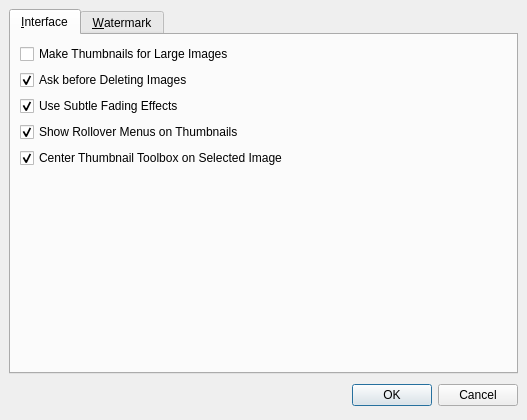
Before: the Qt Designer form trunk/app/optionsdialog.ui in BackupTheBerlios/imagerocket-svn, drawn with Qt 5.
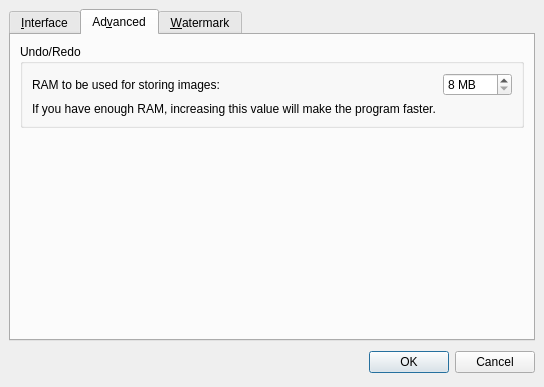
After: the same form once the commit is applied. The open tabs and pages were chosen to show the change.

Commit message: Added image index and total image count to status bar Changed mechanism for swapping out images in memory to check RAM usage, rather than the image count Added control of image RAM usage to the options dialog Rearranged status bar Tweaked the delete confirmation dialog in RocketFilePreviewWidget Cleaned up a little

What changed in the file:
```diff
--- a/trunk/app/optionsdialog.ui
+++ b/trunk/app/optionsdialog.ui
@@ -8,21 +8,21 @@
    <rect>
     <x>0</x>
     <y>0</y>
-    <width>527</width>
-    <height>420</height>
+    <width>544</width>
+    <height>387</height>
    </rect>
   </property>
   <property name="windowTitle" >
    <string>Options</string>
   </property>
-  <layout class="QGridLayout" >
+  <layout class="QVBoxLayout" >
    <property name="margin" >
     <number>9</number>
    </property>
    <property name="spacing" >
     <number>6</number>
    </property>
-   <item row="0" column="0" >
+   <item>
     <widget class="QTabWidget" name="tabWidget" >
      <widget class="QWidget" name="tab" >
       <attribute name="title" >
@@ -97,6 +97,87 @@
        </item>
       </layout>
      </widget>
+     <widget class="QWidget" name="tab_3" >
+      <attribute name="title" >
+       <string>Ad&amp;vanced</string>
+      </attribute>
+      <layout class="QVBoxLayout" >
+       <property name="margin" >
+        <number>9</number>
+       </property>
+       <property name="spacing" >
+        <number>6</number>
+       </property>
+       <item>
+        <widget class="QGroupBox" name="groupBox_4" >
+         <property name="title" >
+          <string>Undo/Redo</string>
+         </property>
+         <layout class="QGridLayout" >
+          <property name="margin" >
+           <number>9</number>
+          </property>
+          <property name="spacing" >
+           <number>6</number>
+          </property>
+          <item row="1" column="0" colspan="3" >
+           <widget class="QLabel" name="label_3" >
+            <property name="text" >
+             <string>If you have enough RAM, increasing this value will make the program faster.</string>
+            </property>
+           </widget>
+          </item>
+          <item row="0" column="2" >
+           <widget class="QSpinBox" name="spnRamForImages" >
+            <property name="suffix" >
+             <string> MB</string>
+            </property>
+            <property name="maximum" >
+             <number>256</number>
+            </property>
+            <property name="minimum" >
+             <number>8</number>
+            </property>
+           </widget>
+          </item>
+          <item row="0" column="1" >
+           <spacer>
+            <property name="orientation" >
+             <enum>Qt::Horizontal</enum>
+            </property>
+            <property name="sizeHint" >
+             <size>
+              <width>40</width>
+              <height>20</height>
+             </size>
+            </property>
+           </spacer>
+          </item>
+          <item row="0" column="0" >
+           <widget class="QLabel" name="label_2" >
+            <property name="text" >
+             <string>RAM to be used for storing images:</string>
+            </property>
+           </widget>
+          </item>
+         </layout>
+        </widget>
+       </item>
+       <item>
+        <spacer>
+         <property name="orientation" >
+          <enum>Qt::Vertical</enum>
+         </property>
+         <property name="sizeHint" >
+          <size>
+           <width>20</width>
+           <height>211</height>
+          </size>
+         </property>
+        </spacer>
+       </item>
+      </layout>
+     </widget>
      <widget class="QWidget" name="tab_2" >
       <attribute name="title" >
        <string>&amp;Watermark</string>
@@ -481,7 +562,7 @@
      </widget>
     </widget>
    </item>
-   <item row="1" column="0" >
+   <item>
     <layout class="QHBoxLayout" >
      <property name="margin" >
       <number>0</number>
```
The commit also changes 7 other files.
